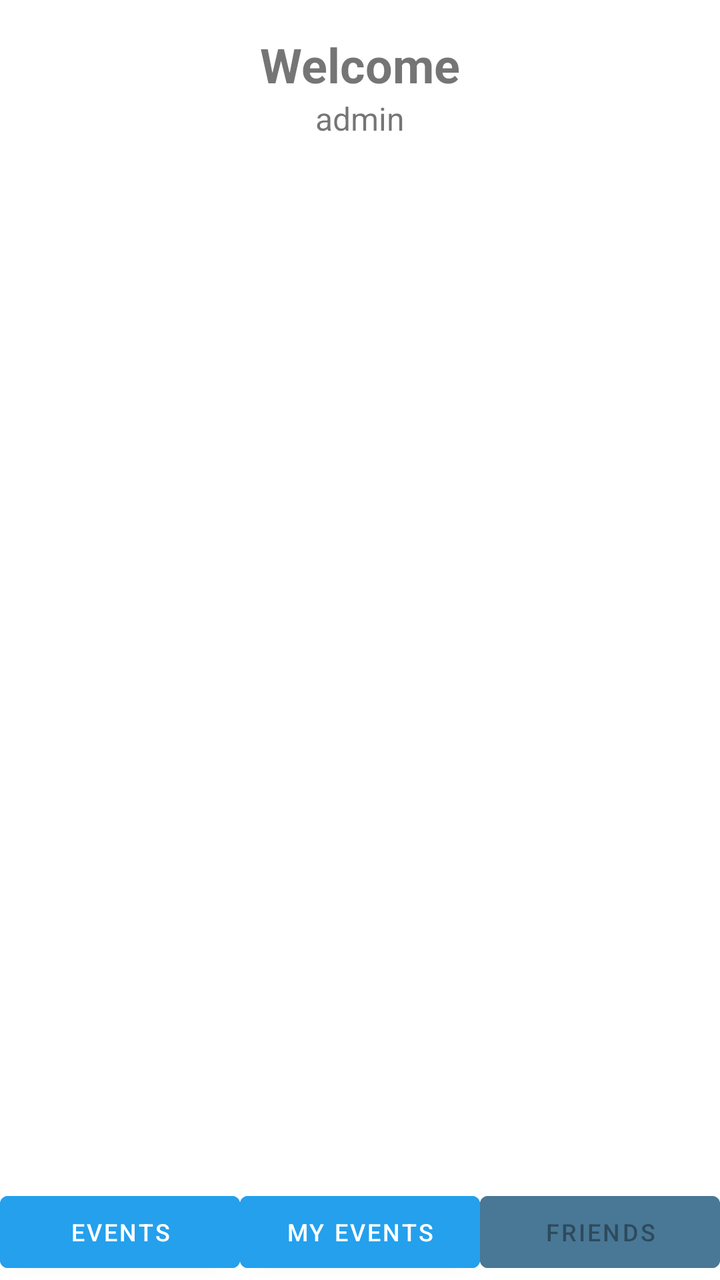
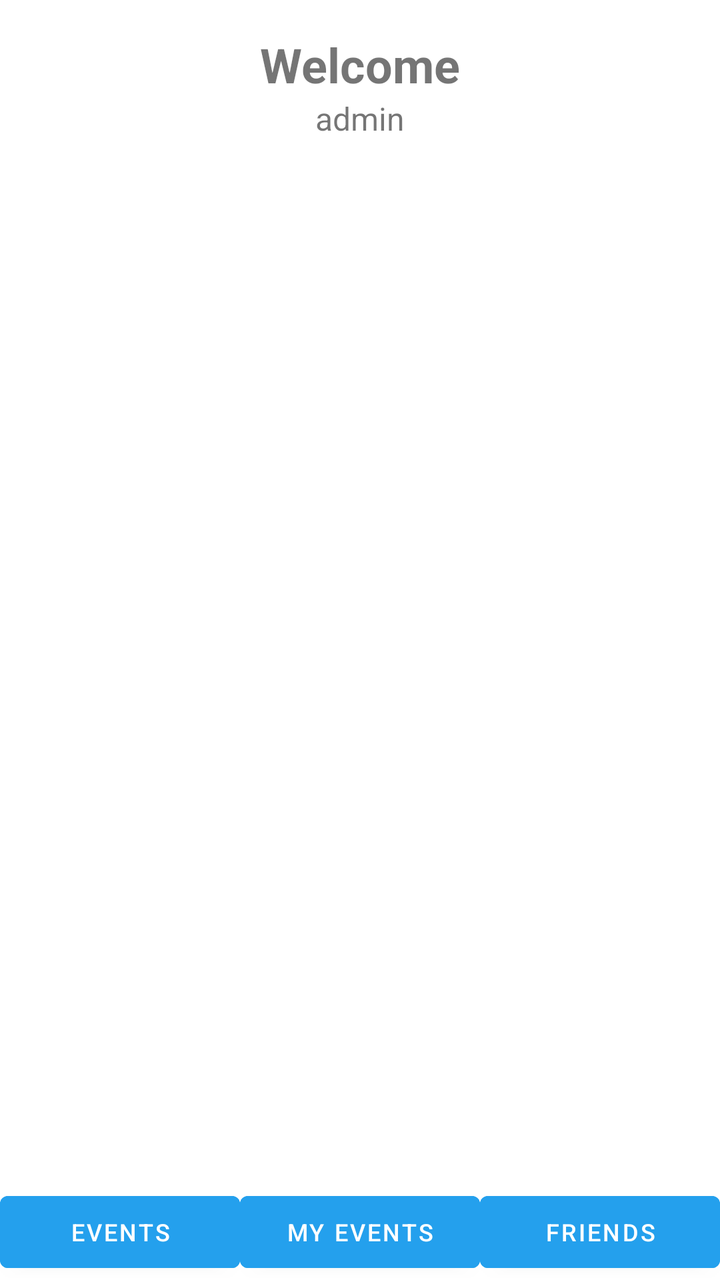

Before-and-after screenshots of an Android layout around one commit, followed by the original layout XML and the change that was made.
<!-- AndroidManifest.xml: application theme Theme.EventsApp -->
<!-- res/layout/activity_events.xml -->
<?xml version="1.0" encoding="utf-8"?>
<LinearLayout xmlns:android="http://schemas.android.com/apk/res/android"
    xmlns:app="http://schemas.android.com/apk/res-auto"
    xmlns:tools="http://schemas.android.com/tools"
    android:id="@+id/events"
    android:layout_width="match_parent"
    android:layout_height="match_parent"
    tools:context=".EventsActivity"
    android:orientation="vertical">

    <LinearLayout
        android:layout_width="match_parent"
        android:layout_height="wrap_content"
        android:orientation="vertical"
        android:paddingVertical="16dp"
        >

        <TextView
            android:layout_width="wrap_content"
            android:layout_height="wrap_content"
            android:layout_gravity="center"
            android:text="@string/welcome"
            android:textStyle="bold"
            android:textSize="24sp"
            />

        <TextView
            android:id="@+id/textUsername"
            android:layout_width="wrap_content"
            android:layout_height="0dp"
            android:layout_weight="1"
            android:layout_gravity="center"
            android:text="@string/admin"
            android:textSize="16sp"
            />

    </LinearLayout>


    <LinearLayout
        android:id="@+id/fragmentLayout"
        android:layout_width="match_parent"
        android:layout_height="0dp"
        android:layout_weight="1"
        android:orientation="vertical"
        />


    <LinearLayout
        android:layout_width="match_parent"
        android:layout_height="wrap_content"
        android:orientation="horizontal"
        android:layout_gravity="bottom"
        >

        <Button
            android:id="@+id/btnEvents"
            android:layout_width="0dp"
            android:layout_height="match_parent"
            android:text="@string/events"
            android:layout_weight="1"
            android:textSize="12sp"
            android:backgroundTint="@color/blue"
            />

        <Button
            android:id="@+id/btnMyEvents"
            android:layout_width="0dp"
            android:layout_height="match_parent"
            android:text="@string/my_events"
            android:layout_weight="1"
            android:textSize="12sp"
            android:backgroundTint="@color/blue"
            />

        <Button
            android:id="@+id/btnFriends"
            android:layout_width="0dp"
            android:layout_height="match_parent"
            android:text="@string/friends"
            android:layout_weight="1"
            android:textSize="12sp"

            android:backgroundTint="@color/blue_grey"
            android:enabled="false"
            />

    </LinearLayout>

</LinearLayout>
<!-- resources referenced by this layout -->
<resources>
  <color name="blue">#24A0ED</color>
  <color name="blue_grey">#497896</color>
  <string name="admin">admin</string>
  <string name="events">events</string>
  <string name="friends">friends</string>
  <string name="my_events">my events</string>
  <string name="welcome">Welcome</string>
  <style name="Theme.EventsApp" parent="Theme.MaterialComponents.DayNight.DarkActionBar">
          
          <item name="colorPrimary">@color/purple_500</item>
          <item name="colorPrimaryVariant">@color/purple_700</item>
          <item name="colorOnPrimary">@color/white</item>
          
          <item name="colorSecondary">@color/teal_200</item>
          <item name="colorSecondaryVariant">@color/teal_700</item>
          <item name="colorOnSecondary">@color/black</item>
          
          <item name="android:statusBarColor">?attr/colorPrimaryVariant</item>
          
      </style>
  <color name="purple_500">#FF6200EE</color>
  <color name="purple_700">#FF3700B3</color>
  <color name="white">#FFFFFFFF</color>
  <color name="teal_200">#FF03DAC5</color>
  <color name="teal_700">#FF018786</color>
  <color name="black">#FF000000</color>
</resources>

<!-- the commit's change to res/layout/activity_events.xml (unified diff, before → after) -->
@@ -80,9 +80,7 @@
             android:text="@string/friends"
             android:layout_weight="1"
             android:textSize="12sp"
-
-            android:backgroundTint="@color/blue_grey"
-            android:enabled="false"
+            android:backgroundTint="@color/blue"
             />
 
     </LinearLayout>
<!-- resource entries referenced after the edit -->
@@ -1,7 +1,6 @@
 <!-- resources referenced by this layout -->
 <resources>
   <color name="blue">#24A0ED</color>
-  <color name="blue_grey">#497896</color>
   <string name="admin">admin</string>
   <string name="events">events</string>
   <string name="friends">friends</string>
